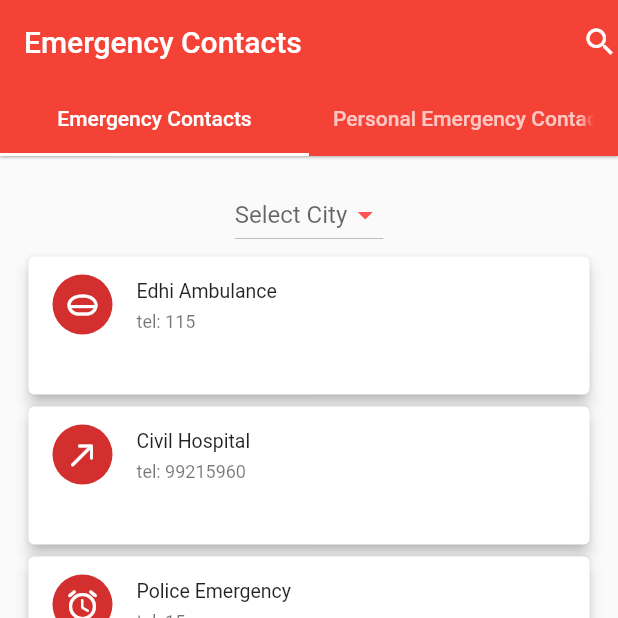
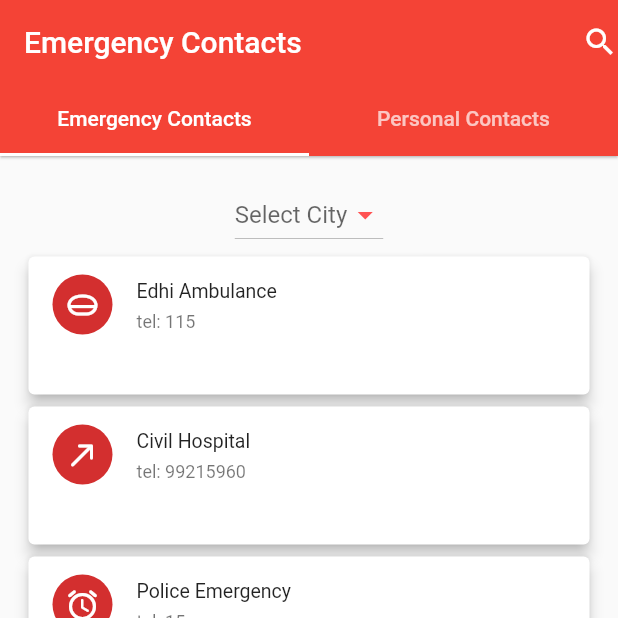
Before and after one commit to MaisamRizvi/EmergencyApp, a Flutter app: the screen it shows after launch, on a phone screen of 412 x 824 dp, the top half of it. Run offline on Flutter 3.47's test engine with Material 2 defaults, Android fonts, the phone set to English and light mode, and no system bars; missing offline and left inert: flutter_phone_direct_caller.

Commit message:
UI Changes

```diff
--- a/lib/home_tabs.dart
+++ b/lib/home_tabs.dart
@@ -39,7 +39,7 @@ class _HomeScreenTabsState extends State<HomeScreenTabs>
           indicatorColor: Colors.white,
           tabs: const <Widget>[
             Tab(text: "Emergency Contacts"),
-            Tab(text: "Personal Emergency Contacts")
+            Tab(text: "Personal Contacts")
           ],
         ),
         actions: const <Widget>[Icon(Icons.search)],
--- a/lib/main.dart
+++ b/lib/main.dart
@@ -12,7 +12,7 @@ class MyApp extends StatelessWidget {
   @override
   Widget build(BuildContext context) {
     return MaterialApp(
-      title: 'Flutter Demo',
+      title: 'Emergency App',
       theme: ThemeData(
         primarySwatch: Colors.red,
       ),
@@ -21,54 +21,3 @@ class MyApp extends StatelessWidget {
     );
   }
 }
-
-
-
-// class MyHomePage extends StatefulWidget {
-//   const MyHomePage({Key? key}) : super(key: key);
-//   @override
-//   _MyHomePageState createState() => _MyHomePageState();
-// }
-
-// class _MyHomePageState extends State<MyHomePage> {
-//   static List<String> fruitname = [
-//     'Apple',
-//     'Banana',
-//     'Mango',
-//     'Orange',
-//     'pineapple'
-//   ];
-//   static List url = [
-//     'https://www.applesfromny.com/wp-content/uploads/2020/05/Jonagold_NYAS-Apples2.png',
-//     'https://cdn.mos.cms.futurecdn.net/42E9as7NaTaAi4A6JcuFwG-1200-80.jpg',
-//     'https://upload.wikimedia.org/wikipedia/commons/thumb/9/90/Hapus_Mango.jpg/220px-Hapus_Mango.jpg',
-//     'https://5.imimg.com/data5/VN/YP/MY-33296037/orange-600x600-500x500.jpg',
-//     'https://5.imimg.com/data5/GJ/MD/MY-35442270/fresh-pineapple-500x500.jpg'
-//   ];
-//   // ignore: non_constant_identifier_names
-//   final List<FruitDataModel> Fruitdata = List.generate(
-//       fruitname.length,
-//       (index) => FruitDataModel(fruitname[index], '${url[index]}',
-//           '${fruitname[index]} Description...'));
-//   @override
-//   Widget build(BuildContext context) {
-//     return Scaffold(
-//         appBar: AppBar(
-//           title: const Text('Emergency Fruits'),
-//         ),
-//         body: ListView.builder(
-//             itemCount: Fruitdata.length,
-//             itemBuilder: (context, index) {
-//               return Card(
-//                 child: ListTile(
-//                   title: Text(Fruitdata[index].name),
-//                   leading: SizedBox(
-//                     width: 50,
-//                     height: 50,
-//                     child: Image.network(Fruitdata[index].ImageUrl),
-//                   ),
-//                 ),
-//               );
-//             }));
-//   }
-// }
```
